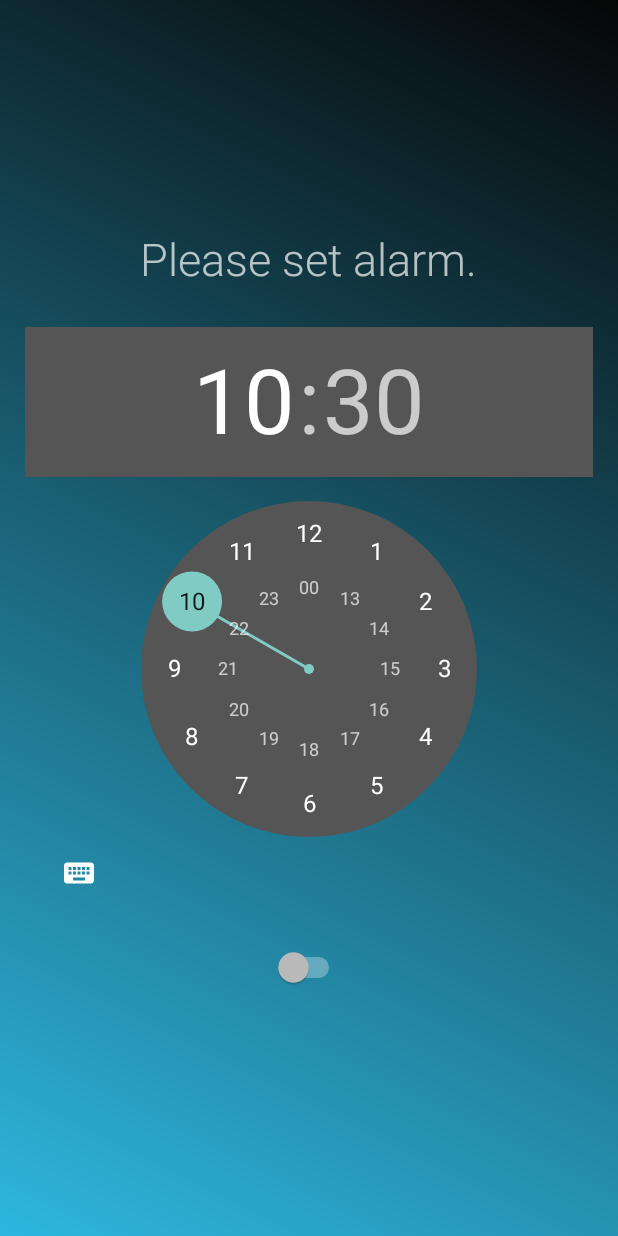
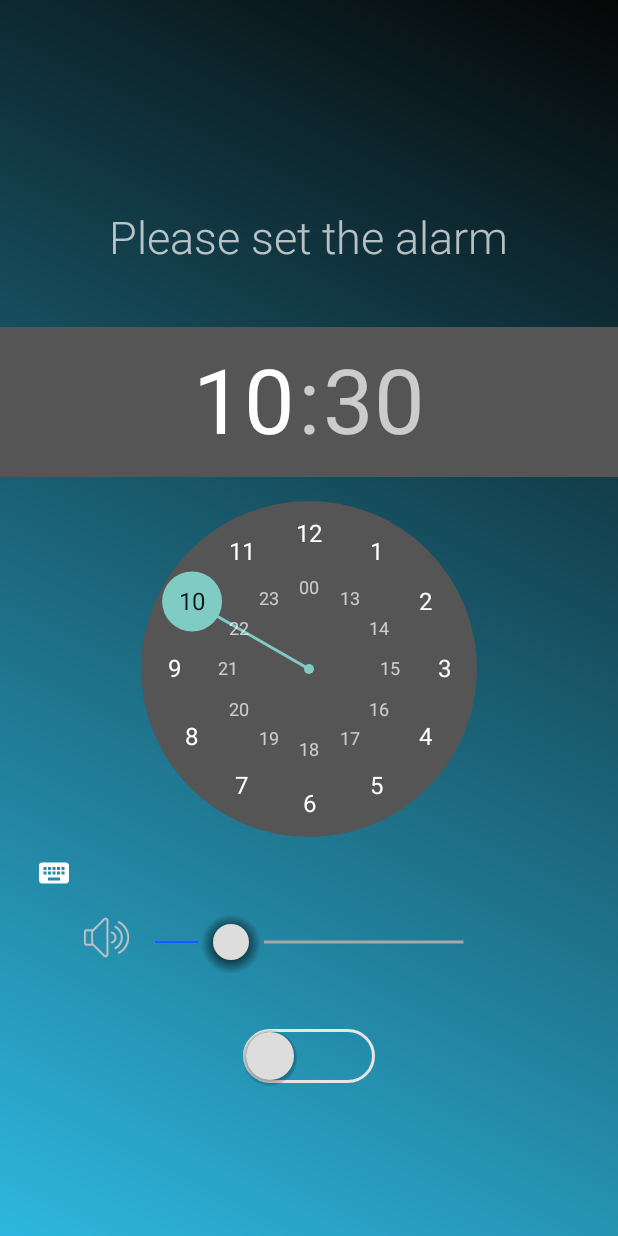
Before and after one commit to kengoy/runalarm_android, an Android app: the screen it shows after launch (MainActivity), on a phone screen of 412 x 824 dp. Run offline under Robolectric (Android 15) with nearby library versions, the light colour scheme and no system bars; our stand-ins replace AdMob.

Commit message:
added volume bar. changed switch design.

```diff
--- /dev/null
+++ b/app/src/main/res/drawable-xxhdpi/progress.xml
@@ -0,0 +1,21 @@
+<?xml version="1.0" encoding="utf-8"?>
+<layer-list xmlns:android="http://schemas.android.com/apk/res/android" >
+
+    <item android:id="@android:id/background">
+        <shape android:shape="line" >
+            <stroke
+                android:width="2dp"
+                android:color="#a8a8a8" />
+        </shape>
+    </item>
+    <item android:id="@android:id/progress">
+        <clip>
+            <shape android:shape="line" >
+                <stroke
+                    android:width="2dp"
+                    android:color="#0a60ff" />
+            </shape>
+        </clip>
+    </item>
+
+</layer-list>
--- /dev/null
+++ b/app/src/main/res/drawable-xxhdpi/tb.xml
@@ -0,0 +1,52 @@
+<?xml version="1.0" encoding="utf-8"?>
+<selector xmlns:android="http://schemas.android.com/apk/res/android">
+    <!-- 選択時 -->
+    <item android:state_checked="true">
+        <layer-list>
+            <item android:top="3dp" android:left="24dp">
+                <shape android:shape="oval" >
+                    <gradient
+                        android:centerColor="#99000000"
+                        android:endColor="#00000000"
+                        android:gradientRadius="30"
+                        android:startColor="#99000000"
+                        android:type="radial" />
+                </shape>
+            </item>
+            <item android:bottom="4dp"
+                android:left="26dp"
+                android:top="4dp" >
+                <shape android:shape="oval" >
+                    <size android:height="38dp" android:width="38dp" />
+                    <solid android:color="#dddddd" />
+                </shape>
+            </item>
+        </layer-list>
+    </item>
+
+    <!-- 未選択時 -->
+    <item>
+        <layer-list>
+            <item android:top="3dp">
+                <shape android:shape="oval" >
+                    <gradient
+                        android:centerColor="#99000000"
+                        android:endColor="#00000000"
+                        android:gradientRadius="30"
+                        android:startColor="#99000000"
+                        android:type="radial" />
+                </shape>
+            </item>
+            <item android:bottom="4dp"
+                android:left="2dp"
+                android:right="2dp"
+                android:top="4dp">
+                <shape android:shape="oval" >
+                    <size android:height="32dp" android:width="32dp" />
+                    <solid android:color="#dddddd" />
+                </shape>
+            </item>
+        </layer-list>
+    </item>
+
+</selector>
--- /dev/null
+++ b/app/src/main/res/drawable-xxhdpi/tb_bg.xml
@@ -0,0 +1,27 @@
+<?xml version="1.0" encoding="utf-8"?>
+<selector xmlns:android="http://schemas.android.com/apk/res/android">
+
+    <item android:state_checked="true">
+        <layer-list>
+            <item android:bottom="6dp" android:top="6dp">
+                <shape android:shape="rectangle">
+                    <corners android:radius="24dp" />
+                    <solid android:color="#0a60ff" />
+                </shape>
+            </item>
+        </layer-list>
+    </item>
+
+    <item>
+        <layer-list>
+            <item android:bottom="6dp" android:top="6dp">
+                <shape android:shape="rectangle">
+                    <corners android:radius="24dp" />
+                    <solid android:color="#00000000"/>
+                    <stroke android:width="2dp" android:color="#e6e6e6"/>
+                </shape>
+            </item>
+        </layer-list>
+    </item>
+
+</selector>
--- /dev/null
+++ b/app/src/main/res/drawable-xxhdpi/thumb.xml
@@ -0,0 +1,28 @@
+<?xml version="1.0" encoding="utf-8"?>
+<layer-list xmlns:android="http://schemas.android.com/apk/res/android" >
+
+    <item android:top="3dp">
+        <shape android:shape="oval" >
+            <gradient
+                android:centerColor="#99000000"
+                android:endColor="#00000000"
+                android:gradientRadius="30"
+                android:startColor="#99000000"
+                android:type="radial" />
+        </shape>
+    </item>
+    <item
+        android:bottom="10dp"
+        android:left="10dp"
+        android:right="10dp"
+        android:top="10dp">
+        <shape android:shape="oval" >
+            <size
+                android:height="24dp"
+                android:width="24dp" />
+
+            <solid android:color="#dddddd" />
+        </shape>
+    </item>
+
+</layer-list>
--- a/app/src/main/res/layout/activity_good_morning.xml
+++ b/app/src/main/res/layout/activity_good_morning.xml
@@ -13,7 +13,6 @@
         android:id="@+id/good_morning"
         android:layout_centerVertical="true"
         android:layout_centerHorizontal="true"
-        android:typeface="monospace"
         android:textAlignment="center"
         android:textSize="36dp"
         android:fontFamily="sans-serif-light" />
--- a/app/src/main/res/layout/activity_main.xml
+++ b/app/src/main/res/layout/activity_main.xml
@@ -4,33 +4,68 @@
     android:layout_height="fill_parent"
     android:background="@drawable/shape"
     >
-
-    <TextView android:text="@string/description" android:layout_width="wrap_content"
-        android:layout_height="wrap_content"
-        android:id="@+id/description"
-        android:textSize="30sp"
-        android:fontFamily="sans-serif-light"
-        android:layout_above="@+id/timePicker1"
-        android:layout_centerHorizontal="true"
-        android:layout_marginBottom="25dp" />
-
     <TimePicker
         android:layout_width="wrap_content"
         android:layout_height="wrap_content"
         android:id="@+id/timePicker1"
         android:layout_centerInParent="true"
-        android:layout_marginRight="50px"
-        android:textStyle="italic"
-        android:fontFamily="sans-serif-light" />
+        android:fontFamily="sans-serif-light"
+    />
 
-    <Switch
+    <TextView android:text="@string/description"
         android:layout_width="wrap_content"
         android:layout_height="wrap_content"
-        android:id="@+id/switch1"
+        android:id="@+id/description"
+        android:textSize="30sp"
+        android:fontFamily="sans-serif-light"
+        android:layout_centerHorizontal="true"
+        android:layout_above="@id/timePicker1"
+        android:layout_margin="40dp"
+    />
+
+    <Button
+        android:layout_width="match_parent"
+        android:layout_height="wrap_content"
+        android:id="@+id/addAlarmButton"
+        android:visibility="invisible"
+        android:text="+ Add alarm"
+    />
+
+    <SeekBar
+        android:id="@+id/volumeBar"
+        android:layout_width="240dp"
+        android:layout_height="wrap_content"
+        android:max="20"
+        android:progress="5"
         android:layout_below="@id/timePicker1"
         android:layout_centerHorizontal="true"
-        android:layout_marginTop="25dp"
-        android:checked="false" />
+        android:progressDrawable="@drawable/progress"
+        android:thumb="@drawable/thumb"
+    />
+
+    <ImageView
+        android:id="@+id/volumeIcon"
+        android:layout_height="30dp"
+        android:layout_width="30dp"
+        android:src="@drawable/volume_control_icon"
+        android:layout_toLeftOf="@id/volumeBar"
+        android:layout_alignBottom="@id/volumeBar"
+        android:layout_marginBottom="10dp"
+    />
+
+    <ToggleButton
+        android:id="@+id/alarmSwitch"
+        android:layout_width="wrap_content"
+        android:layout_height="wrap_content"
+        android:layout_centerHorizontal="true"
+        android:checked="false"
+        android:layout_below="@id/volumeBar"
+        android:layout_margin="30dp"
+        android:background="@drawable/tb_bg"
+        android:button="@drawable/tb"
+        android:textOn=""
+        android:textOff=""
+    />
 
     <LinearLayout
         android:id="@+id/layout_ad"
@@ -40,10 +75,4 @@
         android:background="#999"
         android:orientation="vertical" />
 
-    <Button
-        android:layout_width="match_parent"
-        android:layout_height="wrap_content"
-        android:id="@+id/addAlarmButton"
-        android:visibility="invisible"
-        android:text="+ Add alarm" />
 </RelativeLayout>
--- a/app/src/main/res/values/strings.xml
+++ b/app/src/main/res/values/strings.xml
@@ -2,12 +2,12 @@
 <resources>
 
     <string name="app_name">Runalarm</string>
-    <string name="description">Please set alarm.</string>
+    <string name="description">Please set the alarm</string>
     <string name="action_settings">Settings</string>
     <string name="title_activity_wakeup">WakeupActivity</string>
     <string name="dummy_button">Dummy Button</string>
     <string name="wake_up">WAKE UP!\n</string>
-    <string name="run">RUN TO STOP ALARM!</string>
+    <string name="run">RUN TO STOP THE ALARM!</string>
     <string name="now_you_are">NOW YOU ARE</string>
     <string name="your_activity">STILL SLEEPING.</string>
     <string name="title_activity_good_morning"></string>
```
Also changed, not shown: app/src/main/java/com/sunoo/runalarm/ActivityRecognitionIntentService.java (+32 -14 lines), app/src/main/java/com/sunoo/runalarm/GoodMorningActivity.java (+6 -2 lines), app/src/main/java/com/sunoo/runalarm/MainActivity.java (+96 -10 lines), app/src/main/java/com/sunoo/runalarm/WakeupActivity.java (+10 -4 lines), app/src/main/res/layout/activity_wakeup.xml (+4 -4 lines), app/src/main/res/drawable/volume_control_icon.png (added), 6 other files.
